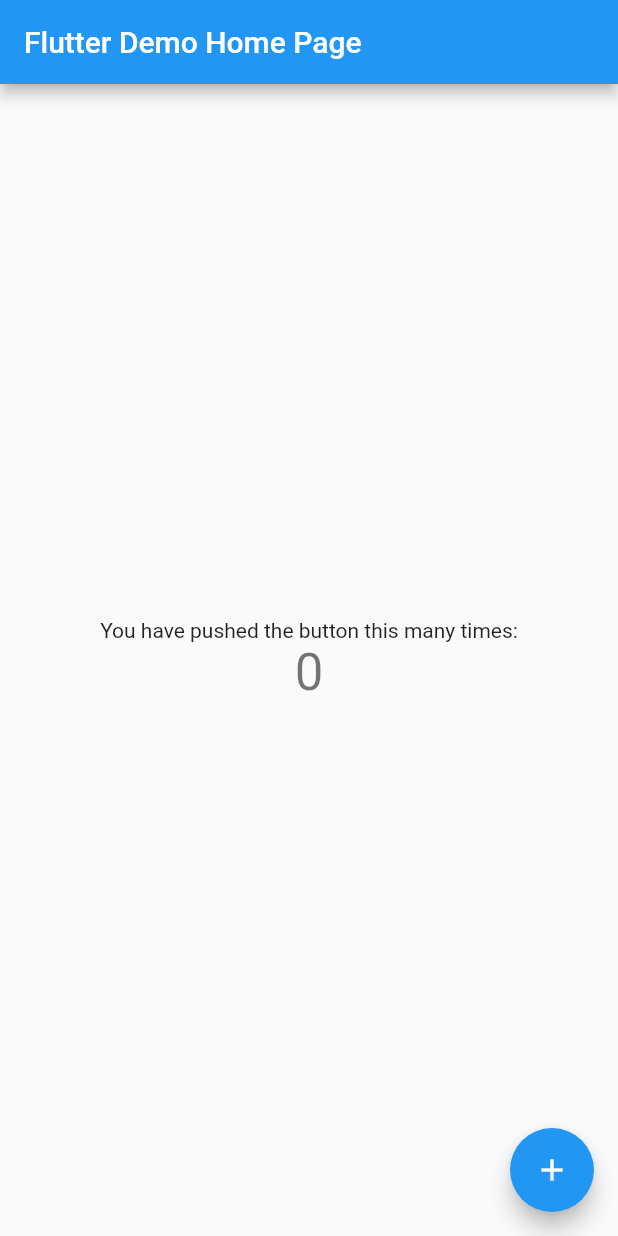
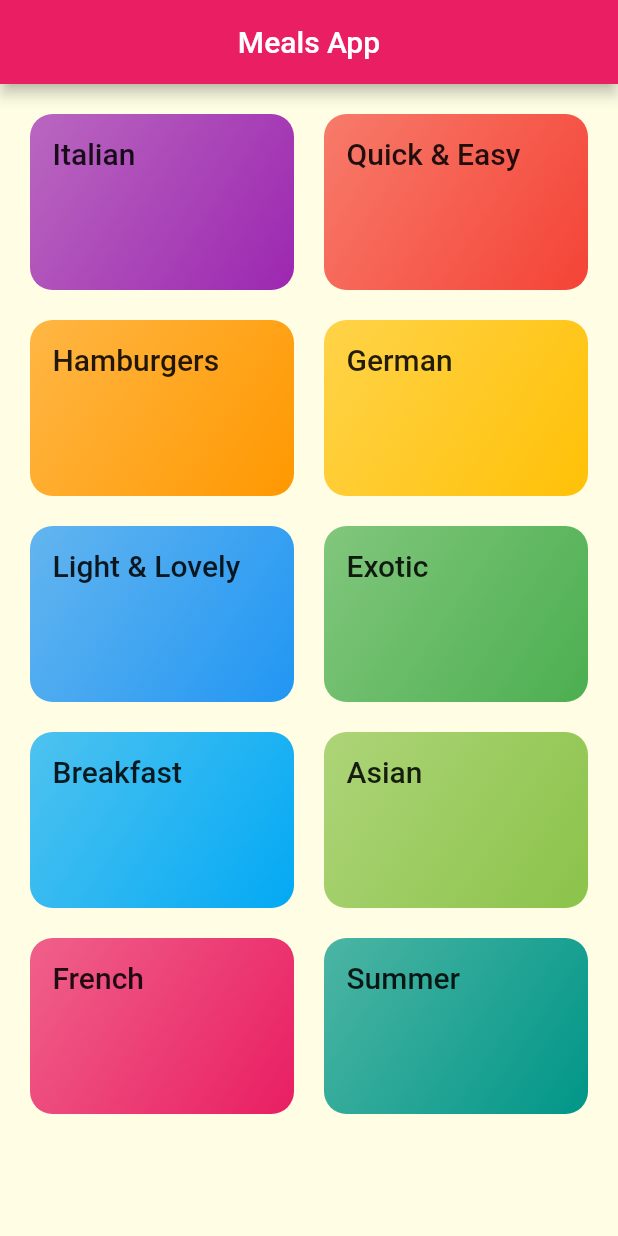
Before and after one commit to turinaf/flutter-dart, a Flutter app: the screen it shows after launch, on a phone screen of 412 x 824 dp. Run offline on Flutter 3.47's test engine with Material 2 defaults, Android fonts, the phone set to English and light mode, and no system bars; Roboto replaces fonts that are missing (Raleway).

Commit message:
Category screen
Category screen added with a custom font family and theme.

```diff
--- /dev/null
+++ b/meals_app/lib/categories_screen.dart
@@ -0,0 +1,24 @@
+import 'package:flutter/material.dart';
+import './dummy_data.dart';
+import './category_item.dart';
+
+// -- Categories of meals screen
+class CategoriesScreen extends StatelessWidget {
+  const CategoriesScreen({Key? key}) : super(key: key);
+
+  @override
+  Widget build(BuildContext context) {
+    return GridView(
+      padding: EdgeInsets.all(20),
+      children: DUMMY_CATEGORIES
+          .map((catData) => CategoryItem(catData.title, catData.color))
+          .toList(),
+      gridDelegate: SliverGridDelegateWithMaxCrossAxisExtent(
+        maxCrossAxisExtent: 200,
+        childAspectRatio: 3 / 2,
+        crossAxisSpacing: 20,
+        mainAxisSpacing: 20,
+      ),
+    );
+  }
+}
--- /dev/null
+++ b/meals_app/lib/category_item.dart
@@ -0,0 +1,29 @@
+import 'package:flutter/material.dart';
+
+class CategoryItem extends StatelessWidget {
+  final String title;
+  final Color color;
+
+  const CategoryItem(this.title, this.color);
+
+  @override
+  Widget build(BuildContext context) {
+    return Container(
+      padding: const EdgeInsets.all(15),
+      child: Text(
+        title,
+        style: Theme.of(context).textTheme.title,
+      ),
+      decoration: BoxDecoration(
+          gradient: LinearGradient(
+            colors: [
+              color.withOpacity(0.7),
+              color,
+            ],
+            begin: Alignment.topLeft,
+            end: Alignment.bottomRight,
+          ),
+          borderRadius: BorderRadius.circular(15)),
+    );
+  }
+}
--- /dev/null
+++ b/meals_app/lib/dummy_data.dart
@@ -0,0 +1,58 @@
+import 'package:flutter/material.dart';
+
+import './models/category.dart';
+
+// import './models/category.dart';
+
+const DUMMY_CATEGORIES = const [
+  Category(
+    id: 'c1',
+    title: 'Italian',
+    color: Colors.purple,
+  ),
+  Category(
+    id: 'c2',
+    title: 'Quick & Easy',
+    color: Colors.red,
+  ),
+  Category(
+    id: 'c3',
+    title: 'Hamburgers',
+    color: Colors.orange,
+  ),
+  Category(
+    id: 'c4',
+    title: 'German',
+    color: Colors.amber,
+  ),
+  Category(
+    id: 'c5',
+    title: 'Light & Lovely',
+    color: Colors.blue,
+  ),
+  Category(
+    id: 'c6',
+    title: 'Exotic',
+    color: Colors.green,
+  ),
+  Category(
+    id: 'c7',
+    title: 'Breakfast',
+    color: Colors.lightBlue,
+  ),
+  Category(
+    id: 'c8',
+    title: 'Asian',
+    color: Colors.lightGreen,
+  ),
+  Category(
+    id: 'c9',
+    title: 'French',
+    color: Colors.pink,
+  ),
+  Category(
+    id: 'c10',
+    title: 'Summer',
+    color: Colors.teal,
+  ),
+];
--- a/meals_app/lib/main.dart
+++ b/meals_app/lib/main.dart
@@ -1,113 +1,51 @@
 import 'package:flutter/material.dart';
+import './categories_screen.dart';
 
 void main() {
   runApp(MyApp());
 }
 
-class MyApp extends StatelessWidget {
-  // This widget is the root of your application.
+class MyApp extends StatefulWidget {
+  const MyApp({Key? key}) : super(key: key);
+
+  @override
+  _MyAppState createState() => _MyAppState();
+}
+
+class _MyAppState extends State<MyApp> {
   @override
   Widget build(BuildContext context) {
     return MaterialApp(
-      title: 'Flutter Demo',
+      home: _HomeScreen(),
       theme: ThemeData(
-        // This is the theme of your application.
-        //
-        // Try running your application with "flutter run". You'll see the
-        // application has a blue toolbar. Then, without quitting the app, try
-        // changing the primarySwatch below to Colors.green and then invoke
-        // "hot reload" (press "r" in the console where you ran "flutter run",
-        // or simply save your changes to "hot reload" in a Flutter IDE).
-        // Notice that the counter didn't reset back to zero; the application
-        // is not restarted.
-        primarySwatch: Colors.blue,
+        primarySwatch: Colors.pink,
+        accentColor: Colors.amber,
+        canvasColor: Color.fromRGBO(255, 254, 229, 1),
+        fontFamily: 'Raleway',
+        textTheme: ThemeData.light().textTheme.copyWith(
+              bodyText2: TextStyle(
+                color: Color.fromRGBO(20, 51, 51, 1),
+                fontSize: 20,
+                fontFamily: 'RobotoCondensed',
+              ),
+            ),
       ),
-      home: MyHomePage(title: 'Flutter Demo Home Page'),
+      debugShowCheckedModeBanner: false,
     );
   }
 }
 
-class MyHomePage extends StatefulWidget {
-  MyHomePage({Key? key, required this.title}) : super(key: key);
-
-  // This widget is the home page of your application. It is stateful, meaning
-  // that it has a State object (defined below) that contains fields that affect
-  // how it looks.
-
-  // This class is the configuration for the state. It holds the values (in this
-  // case the title) provided by the parent (in this case the App widget) and
-  // used by the build method of the State. Fields in a Widget subclass are
-  // always marked "final".
-
-  final String title;
-
-  @override
-  _MyHomePageState createState() => _MyHomePageState();
-}
-
-class _MyHomePageState extends State<MyHomePage> {
-  int _counter = 0;
-
-  void _incrementCounter() {
-    setState(() {
-      // This call to setState tells the Flutter framework that something has
-      // changed in this State, which causes it to rerun the build method below
-      // so that the display can reflect the updated values. If we changed
-      // _counter without calling setState(), then the build method would not be
-      // called again, and so nothing would appear to happen.
-      _counter++;
-    });
-  }
+class _HomeScreen extends StatelessWidget {
+  const _HomeScreen({Key? key}) : super(key: key);
 
   @override
   Widget build(BuildContext context) {
-    // This method is rerun every time setState is called, for instance as done
-    // by the _incrementCounter method above.
-    //
-    // The Flutter framework has been optimized to make rerunning build methods
-    // fast, so that you can just rebuild anything that needs updating rather
-    // than having to individually change instances of widgets.
     return Scaffold(
       appBar: AppBar(
-        // Here we take the value from the MyHomePage object that was created by
-        // the App.build method, and use it to set our appbar title.
-        title: Text(widget.title),
+        title: Text("Meals App"),
+        centerTitle: true,
       ),
-      body: Center(
-        // Center is a layout widget. It takes a single child and positions it
-        // in the middle of the parent.
-        child: Column(
-          // Column is also a layout widget. It takes a list of children and
-          // arranges them vertically. By default, it sizes itself to fit its
-          // children horizontally, and tries to be as tall as its parent.
-          //
-          // Invoke "debug painting" (press "p" in the console, choose the
-          // "Toggle Debug Paint" action from the Flutter Inspector in Android
-          // Studio, or the "Toggle Debug Paint" command in Visual Studio Code)
-          // to see the wireframe for each widget.
-          //
-          // Column has various properties to control how it sizes itself and
-          // how it positions its children. Here we use mainAxisAlignment to
-          // center the children vertically; the main axis here is the vertical
-          // axis because Columns are vertical (the cross axis would be
-          // horizontal).
-          mainAxisAlignment: MainAxisAlignment.center,
-          children: <Widget>[
-            Text(
-              'You have pushed the button this many times:',
-            ),
-            Text(
-              '$_counter',
-              style: Theme.of(context).textTheme.headline4,
-            ),
-          ],
-        ),
-      ),
-      floatingActionButton: FloatingActionButton(
-        onPressed: _incrementCounter,
-        tooltip: 'Increment',
-        child: Icon(Icons.add),
-      ), // This trailing comma makes auto-formatting nicer for build methods.
+      body: CategoriesScreen(),
     );
   }
 }
--- /dev/null
+++ b/meals_app/lib/models/category.dart
@@ -0,0 +1,10 @@
+import 'package:flutter/material.dart';
+
+class Category {
+  final String id;
+  final String title;
+  final Color color;
+
+  const Category(
+      {required this.id, required this.title, this.color = Colors.orange});
+}
```
Also changed, not shown: meals_app/pubspec.yaml (+19 -7 lines), meals_app/assets/fonts/Raleway-Black.ttf (added), meals_app/assets/fonts/Raleway-Bold.ttf (added), meals_app/assets/fonts/Raleway-Regular.ttf (added), meals_app/assets/fonts/RobotoCondensed-Bold.ttf (added), meals_app/assets/fonts/RobotoCondensed-Italic.ttf (added), meals_app/assets/fonts/RobotoCondensed-Light.ttf (added), meals_app/assets/fonts/RobotoCondensed-Regular.ttf (added).
